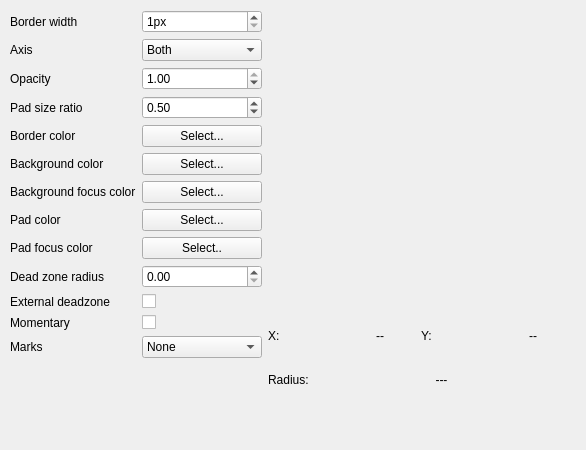
The window that mainwindow.ui (weirdgyn/QVirtualPad) describes before a commit, drawn with Qt 5.
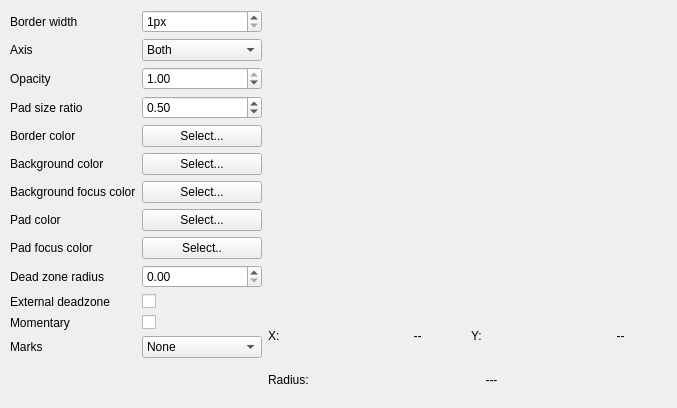
The same window after the commit. Custom widgets are drawn as their Qt base class.

Diff of the .ui file:
```diff
--- a/mainwindow.ui
+++ b/mainwindow.ui
@@ -6,8 +6,8 @@
    <rect>
     <x>0</x>
     <y>0</y>
-    <width>586</width>
-    <height>450</height>
+    <width>677</width>
+    <height>408</height>
    </rect>
   </property>
   <property name="windowTitle">
@@ -19,7 +19,7 @@
      <rect>
       <x>10</x>
       <y>10</y>
-      <width>558</width>
+      <width>658</width>
       <height>389</height>
      </rect>
     </property>
@@ -259,7 +259,7 @@
         <widget class="QVirtualPad" name="vg" native="true">
          <property name="minimumSize">
           <size>
-           <width>300</width>
+           <width>400</width>
            <height>300</height>
           </size>
          </property>
```
